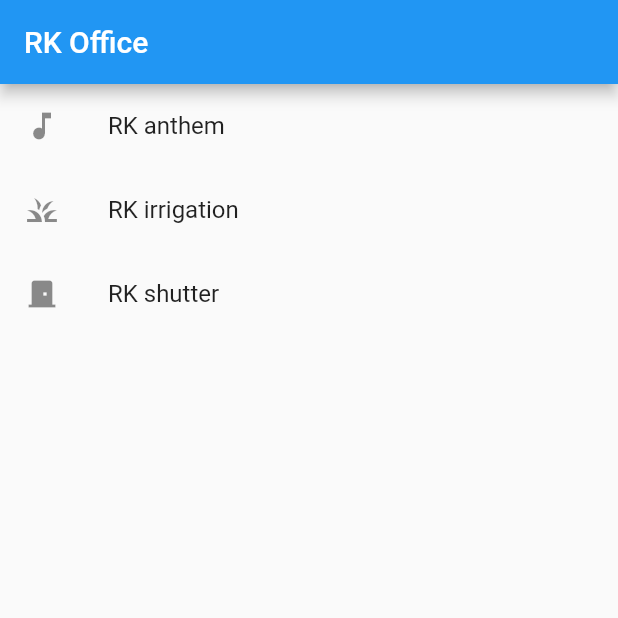
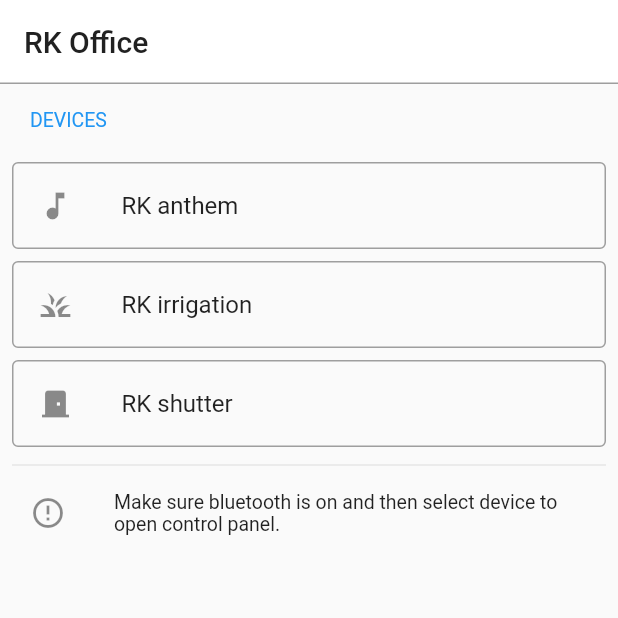
Before and after one commit to AVR-Technologies/rk_office, a Flutter app: the screen it shows after launch, on a phone screen of 412 x 824 dp, the top half of it. Run offline on Flutter 3.47's test engine with Material 2 defaults, Android fonts, the light colour scheme and no system bars; our stand-ins replace flutter_bluetooth_serial.

Commit message:
ui improvement

```diff
--- a/flutter/rk_office/lib/constants/routes.dart
+++ b/flutter/rk_office/lib/constants/routes.dart
@@ -1,5 +1,6 @@
 import 'package:flutter/material.dart';
 import '../pages/anthem_page.dart';
+import '../pages/home_page.dart';
 import '../pages/irrigation_page.dart';
 import '../pages/shutter_page.dart';
 
@@ -9,6 +10,9 @@ class Routes{
   static const irrigationPage = '/irrigation_page';
   static const shutterPage = '/shutter_page';
   static const anthemPage = '/anthem_page';
+  static Map<String, Widget Function(dynamic)> get routes => {
+    Routes.homePage : (_) => const HomePage(),
+  };
   static Route? routesWithAddress(settings){
       switch (settings.name){
         case Routes.irrigationPage :
--- a/flutter/rk_office/lib/main.dart
+++ b/flutter/rk_office/lib/main.dart
@@ -1,9 +1,6 @@
 import 'package:flutter/material.dart';
-import 'package:rk_office/constants/routes.dart';
-import 'package:rk_office/pages/anthem_page.dart';
-import 'package:rk_office/pages/home_page.dart';
-import 'package:rk_office/pages/irrigation_page.dart';
-import 'package:rk_office/pages/shutter_page.dart';
+import 'package:flutter/services.dart';
+import 'constants/routes.dart';
 
 void main() {
   runApp(const MyApp());
@@ -13,15 +10,31 @@ class MyApp extends StatelessWidget {
   const MyApp({Key? key}) : super(key: key);
 
   @override
-  Widget build(BuildContext context) {
+  Widget build(context) {
     return MaterialApp(
       title: 'Flutter Demo',
-      theme: ThemeData(
-        primarySwatch: Colors.blue,
+      debugShowCheckedModeBanner: false,
+      theme: ThemeData.light().copyWith(
+        appBarTheme: AppBarTheme(
+          backgroundColor: Colors.white,
+          foregroundColor: Colors.grey.shade900,
+          elevation: 0,
+          shape: const Border(
+            bottom: BorderSide(
+              color: Colors.grey,
+            ),
+          ),
+          systemOverlayStyle: const SystemUiOverlayStyle(
+            statusBarColor: Colors.white,
+            statusBarIconBrightness: Brightness.dark,
+          ),
+        ),
+        backgroundColor: Colors.white,
+        inputDecorationTheme: const InputDecorationTheme(
+          border: OutlineInputBorder(),
+        ),
       ),
-      routes: {
-        Routes.homePage : (_) => const HomePage(),
-      },
+      routes: Routes.routes,
       initialRoute: Routes.homePage,
       onGenerateRoute: Routes.routesWithAddress,
     );
--- a/flutter/rk_office/lib/pages/home_page.dart
+++ b/flutter/rk_office/lib/pages/home_page.dart
@@ -1,5 +1,5 @@
 import 'package:flutter/material.dart';
-import 'package:rk_office/constants/routes.dart';
+import '../constants/routes.dart';
 
 class HomePage extends StatefulWidget{
   const HomePage({Key? key}) : super(key: key);
@@ -9,31 +9,61 @@ class HomePage extends StatefulWidget{
 }
 
 class _HomePageState extends State<HomePage> {
+  var devices = <Device>[
+    Device(icon: Icons.music_note, name: 'RK anthem', path: Routes.anthemPage, address: "94:3C:C6:25:AE:C2",),
+    Device(icon: Icons.grass, name: 'RK irrigation', path: Routes.irrigationPage, address: "94:3C:C6:25:AE:C2",),
+    Device(icon: Icons.door_front_door, name: 'RK shutter', path: Routes.shutterPage, address: "94:3C:C6:25:AE:C2",),
+  ];
+
   @override
   Widget build(context) {
     return  Scaffold(
       appBar: AppBar(
         title: const Text('RK Office'),
       ),
-      body: ListView(
-        children: [
-          ListTile(
-            leading: const Icon(Icons.music_note),
-            title: const Text('RK anthem'),
-            onTap: ()=> Navigator.of(context).pushNamed(Routes.anthemPage, arguments: "94:3C:C6:25:AE:C2"), //todo: replace arguments with actual address
-          ),
-          ListTile(
-            leading: const Icon(Icons.grass),
-            title: const Text('RK irrigation'),
-            onTap: ()=> Navigator.of(context).pushNamed(Routes.irrigationPage, arguments: "11:22:33:44:55:67"), //todo: replace arguments with actual address
-          ),
-          ListTile(
-            leading: const Icon(Icons.door_front_door),
-            title: const Text('RK shutter'),
-            onTap: ()=> Navigator.of(context).pushNamed(Routes.shutterPage, arguments: "11:22:33:44:55:68"), //todo: replace arguments with actual address
-          ),
-        ],
+      body: Padding(
+        padding: const EdgeInsets.symmetric(horizontal: 4.0),
+        child: ListView(
+          children: [
+            const ListTile(
+              dense: true,
+              selected: true,
+              title: Text('DEVICES'),
+            ),
+            ...devices.map((device) => Padding(
+              padding: const EdgeInsets.all(4.0),
+              child: ListTile(
+                shape: RoundedRectangleBorder(
+                  borderRadius: BorderRadius.circular(4),
+                  side: const BorderSide(
+                    color: Colors.grey,
+                  ),
+                ),
+                leading: Icon(device.icon),
+                title: Text(device.name),
+                onTap: ()=> Navigator.of(context).pushNamed(device.path, arguments: device.address), //todo: replace arguments with actual address
+              ),
+            ),),
+            const Padding(
+              padding: EdgeInsets.symmetric(horizontal: 4.0),
+              child: Divider(),
+            ),
+            const ListTile(
+              dense: true,
+              leading: Icon(Icons.error_outline),
+              title: Text('Make sure bluetooth is on and then select device to open control panel.'),
+            ),
+          ],
+        ),
       ),
     );
   }
 }
+
+class Device {
+  final IconData icon;
+  final String name;
+  final String path;
+  final String address;
+  Device({required this.icon, required this.name, required this.path, required this.address});
+}
--- a/flutter/rk_office/lib/pages/shutter_page.dart
+++ b/flutter/rk_office/lib/pages/shutter_page.dart
@@ -37,6 +37,7 @@ class _ShutterPageState extends State<ShutterPage> {
       connection!.dispose();
     }
   }
+
   @override
   Widget build(context) {
     return Scaffold(
```
Also changed, not shown: flutter/rk_office/lib/pages/anthem_page.dart (+26 -19 lines), flutter/rk_office/lib/pages/irrigation_page.dart (+31 -29 lines).
